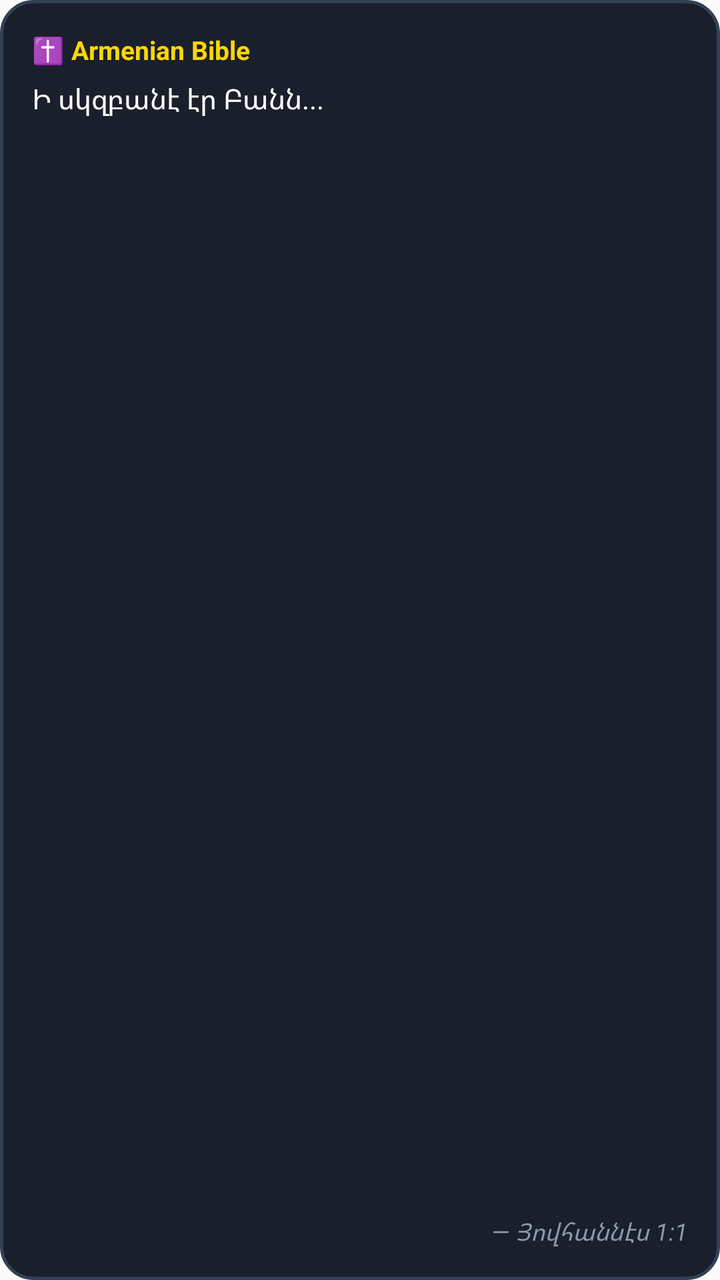
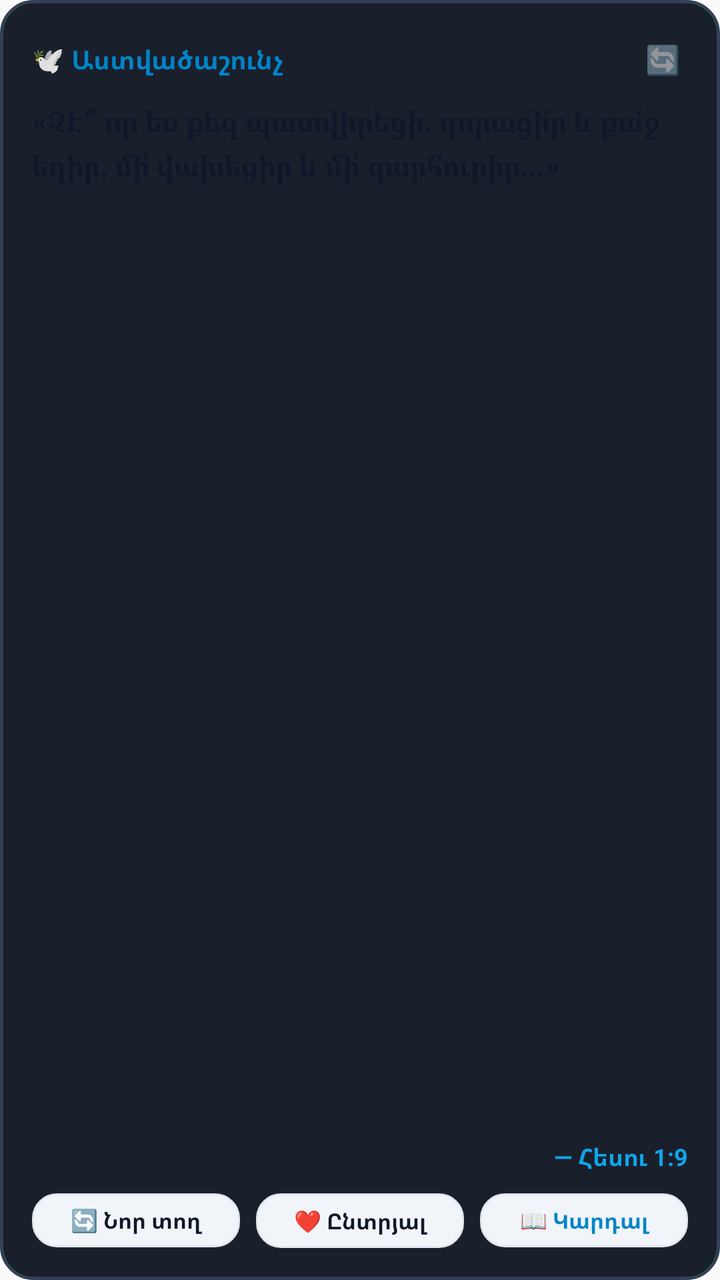

Compare the two renders of this Android layout. The source of the first and the diff that turns it into the second are given below.
<!-- AndroidManifest.xml: application theme Theme.ArmenianBible -->
<!-- res/layout/widget_bible.xml -->
<?xml version="1.0" encoding="utf-8"?>
<LinearLayout xmlns:android="http://schemas.android.com/apk/res/android"
    android:layout_width="match_parent"
    android:layout_height="match_parent"
    android:orientation="vertical"
    android:padding="16dp"
    android:background="@drawable/widget_background">

    <TextView
        android:id="@+id/widget_title"
        android:layout_width="wrap_content"
        android:layout_height="wrap_content"
        android:text="✝️ Armenian Bible"
        android:textColor="#FFD700"
        android:textSize="13sp"
        android:textStyle="bold" />

    <TextView
        android:id="@+id/widget_verse_text"
        android:layout_width="match_parent"
        android:layout_height="0dp"
        android:layout_weight="1"
        android:layout_marginTop="6dp"
        android:ellipsize="end"
        android:maxLines="5"
        android:text="Ի սկզբանէ էր Բանն..."
        android:textColor="#FFFFFF"
        android:textSize="14sp"
        android:lineSpacingExtra="2dp" />

    <TextView
        android:id="@+id/widget_verse_ref"
        android:layout_width="wrap_content"
        android:layout_height="wrap_content"
        android:layout_gravity="end"
        android:layout_marginTop="4dp"
        android:text="— Յովհաննէս 1:1"
        android:textColor="#8A99AD"
        android:textSize="12sp"
        android:textStyle="italic" />
</LinearLayout>
<!-- resources referenced by this layout -->
<resources>
  <!-- drawable widget_background (drawable) -->
  <?xml version="1.0" encoding="utf-8"?>
  <shape xmlns:android="http://schemas.android.com/apk/res/android"
      android:shape="rectangle">
      <solid android:color="#1A1F2C" />
      <corners android:radius="16dp" />
      <stroke
          android:width="1.5dp"
          android:color="#334155" />
  </shape>
  <style name="Theme.ArmenianBible" parent="android:Theme.Material.Light.NoActionBar" />
</resources>

<!-- the commit's change to res/layout/widget_bible.xml (unified diff, before → after) -->
@@ -1,41 +1,115 @@
 <?xml version="1.0" encoding="utf-8"?>
 <LinearLayout xmlns:android="http://schemas.android.com/apk/res/android"
+    android:id="@+id/widget_root"
     android:layout_width="match_parent"
     android:layout_height="match_parent"
     android:orientation="vertical"
     android:padding="16dp"
     android:background="@drawable/widget_background">
 
-    <TextView
-        android:id="@+id/widget_title"
-        android:layout_width="wrap_content"
+    
+    <LinearLayout
+        android:layout_width="match_parent"
         android:layout_height="wrap_content"
-        android:text="✝️ Armenian Bible"
-        android:textColor="#FFD700"
-        android:textSize="13sp"
-        android:textStyle="bold" />
+        android:orientation="horizontal"
+        android:gravity="center_vertical">
 
+        <TextView
+            android:id="@+id/widget_title"
+            android:layout_width="0dp"
+            android:layout_height="wrap_content"
+            android:layout_weight="1"
+            android:text="🕊️ Աստվածաշունչ"
+            android:textColor="#0284C7"
+            android:textSize="13sp"
+            android:textStyle="bold" />
+
+        <TextView
+            android:id="@+id/widget_refresh_icon"
+            android:layout_width="wrap_content"
+            android:layout_height="wrap_content"
+            android:text="🔄"
+            android:textSize="14sp"
+            android:padding="4dp" />
+    </LinearLayout>
+
+    
     <TextView
         android:id="@+id/widget_verse_text"
         android:layout_width="match_parent"
         android:layout_height="0dp"
         android:layout_weight="1"
-        android:layout_marginTop="6dp"
+        android:layout_marginTop="8dp"
         android:ellipsize="end"
-        android:maxLines="5"
-        android:text="Ի սկզբանէ էր Բանն..."
-        android:textColor="#FFFFFF"
+        android:maxLines="6"
+        android:text="«ՉԷ՞ որ ես քեզ պատվիրեցի․ զորացի՛ր և քա՛ջ եղիր, մի՛ վախեցիր և մի՛ զարհուրիր...»"
+        android:textColor="#0F172A"
         android:textSize="14sp"
-        android:lineSpacingExtra="2dp" />
+        android:lineSpacingExtra="3dp"
+        android:fontFamily="serif"
+        android:textStyle="bold" />
 
+    
     <TextView
         android:id="@+id/widget_verse_ref"
         android:layout_width="wrap_content"
         android:layout_height="wrap_content"
         android:layout_gravity="end"
         android:layout_marginTop="4dp"
-        android:text="— Յովհաննէս 1:1"
-        android:textColor="#8A99AD"
+        android:text="— Հեսու 1:9"
+        android:textColor="#0EA5E9"
         android:textSize="12sp"
-        android:textStyle="italic" />
+        android:textStyle="bold" />
+
+    
+    <LinearLayout
+        android:layout_width="match_parent"
+        android:layout_height="wrap_content"
+        android:layout_marginTop="10dp"
+        android:orientation="horizontal"
+        android:gravity="center">
+
+        <TextView
+            android:id="@+id/widget_btn_next"
+            android:layout_width="0dp"
+            android:layout_height="wrap_content"
+            android:layout_weight="1"
+            android:layout_marginEnd="4dp"
+            android:background="@drawable/widget_btn_bg"
+            android:gravity="center"
+            android:paddingVertical="6dp"
+            android:text="🔄 Նոր տող"
+            android:textColor="#0F172A"
+            android:textSize="11sp"
+            android:textStyle="bold" />
+
+        <TextView
+            android:id="@+id/widget_btn_fav"
+            android:layout_width="0dp"
+            android:layout_height="wrap_content"
+            android:layout_weight="1"
+            android:layout_marginHorizontal="4dp"
+            android:background="@drawable/widget_btn_bg"
+            android:gravity="center"
+            android:paddingVertical="6dp"
+            android:text="❤️ Ընտրյալ"
+            android:textColor="#0F172A"
+            android:textSize="11sp"
+            android:textStyle="bold" />
+
+        <TextView
+            android:id="@+id/widget_btn_read"
+            android:layout_width="0dp"
+            android:layout_height="wrap_content"
+            android:layout_weight="1"
+            android:layout_marginStart="4dp"
+            android:background="@drawable/widget_btn_bg"
+            android:gravity="center"
+            android:paddingVertical="6dp"
+            android:text="📖 Կարդալ"
+            android:textColor="#0284C7"
+            android:textSize="11sp"
+            android:textStyle="bold" />
+    </LinearLayout>
+
 </LinearLayout>
<!-- resource entries referenced after the edit -->
@@ -10,6 +10,16 @@
           android:width="1.5dp"
           android:color="#334155" />
   </shape>
+  <!-- drawable widget_btn_bg (drawable) -->
+  <?xml version="1.0" encoding="utf-8"?>
+  <shape xmlns:android="http://schemas.android.com/apk/res/android"
+      android:shape="rectangle">
+      <solid android:color="#F1F5F9" />
+      <corners android:radius="12dp" />
+      <stroke
+          android:width="1dp"
+          android:color="#E2E8F0" />
+  </shape>
   <style name="Theme.ArmenianBible" parent="android:Theme.Material.Light.NoActionBar" />
 </resources>
 
